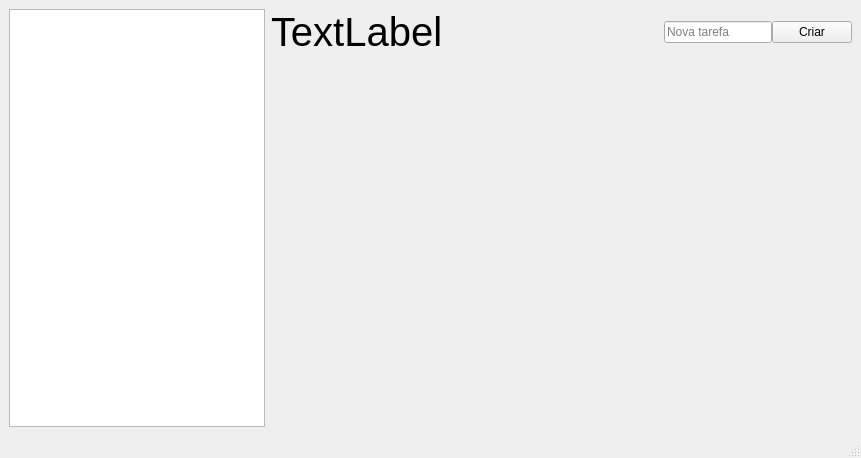
Before: the Qt Designer form qt_uis/screens/raw_screens/TableScreen.ui in JoaoPedroMDP/PyKanban, drawn with Qt 5.
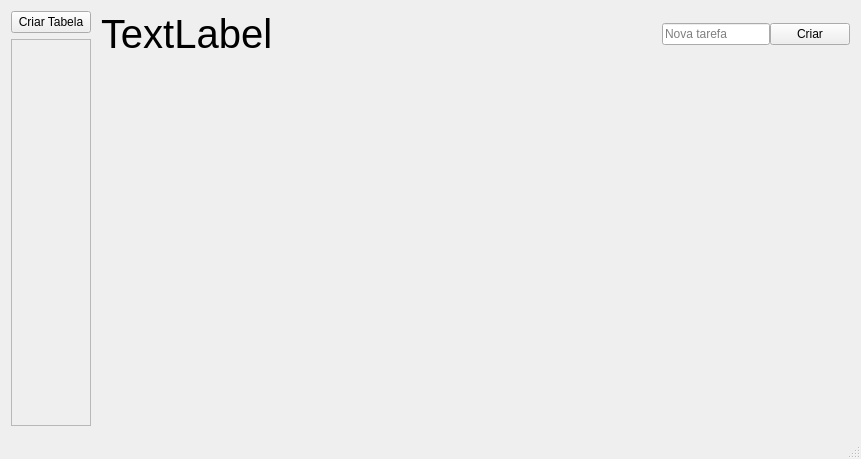
After: the same form once the commit is applied.

Patch:
```diff
--- a/qt_uis/screens/raw_screens/TableScreen.ui
+++ b/qt_uis/screens/raw_screens/TableScreen.ui
@@ -7,7 +7,7 @@
     <x>0</x>
     <y>0</y>
     <width>861</width>
-    <height>458</height>
+    <height>459</height>
    </rect>
   </property>
   <property name="windowTitle">
@@ -18,17 +18,52 @@
     <item>
      <layout class="QHBoxLayout" name="horizontalLayout_3">
       <item>
-       <widget class="QListWidget" name="table_list">
-        <property name="sizePolicy">
-         <sizepolicy hsizetype="Minimum" vsizetype="Expanding">
-          <horstretch>0</horstretch>
-          <verstretch>0</verstretch>
-         </sizepolicy>
+       <layout class="QVBoxLayout" name="verticalLayout_3">
+        <property name="leftMargin">
+         <number>2</number>
         </property>
-       </widget>
+        <property name="topMargin">
+         <number>2</number>
+        </property>
+        <property name="rightMargin">
+         <number>2</number>
+        </property>
+        <property name="bottomMargin">
+         <number>2</number>
+        </property>
+        <item>
+         <widget class="QPushButton" name="create_table_button">
+          <property name="text">
+           <string>Criar Tabela</string>
+          </property>
+         </widget>
+        </item>
+        <item>
+         <widget class="QFrame" name="table_list">
+          <property name="frameShape">
+           <enum>QFrame::StyledPanel</enum>
+          </property>
+          <property name="frameShadow">
+           <enum>QFrame::Raised</enum>
+          </property>
+         </widget>
+        </item>
+       </layout>
       </item>
       <item>
        <layout class="QVBoxLayout" name="verticalLayout">
+        <property name="leftMargin">
+         <number>2</number>
+        </property>
+        <property name="topMargin">
+         <number>2</number>
+        </property>
+        <property name="rightMargin">
+         <number>2</number>
+        </property>
+        <property name="bottomMargin">
+         <number>2</number>
+        </property>
         <item>
          <layout class="QHBoxLayout" name="horizontalLayout_2">
           <item>
```
